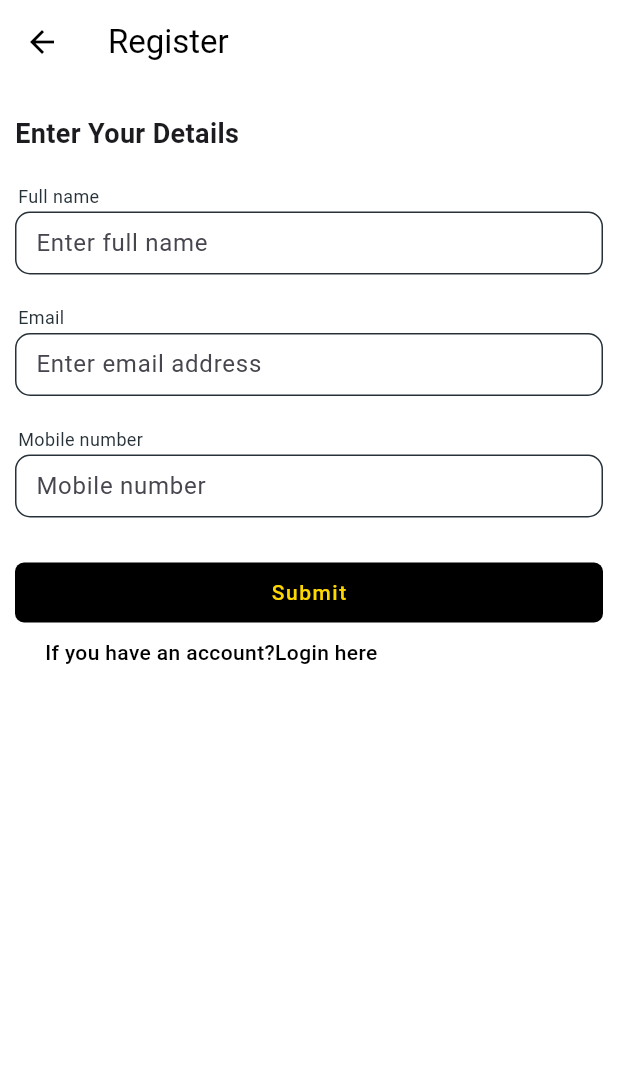
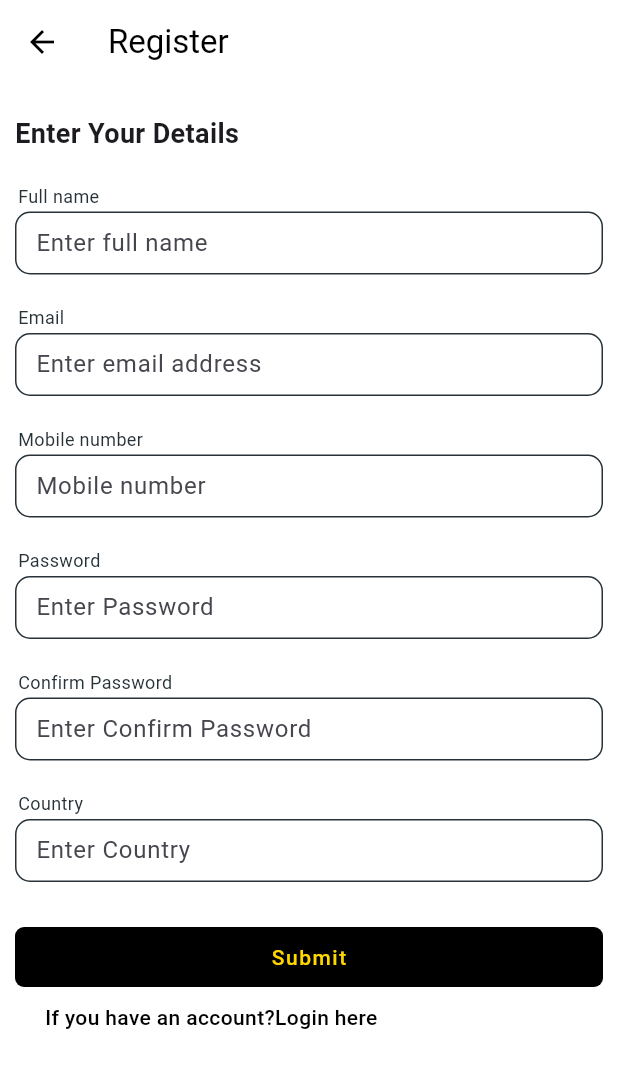
Before and after one commit to jiabhinav/scratch_card, a Flutter app: the screen it shows after launch, after a tap on "New User? Create Account", on a phone screen of 412 x 824 dp. Shown: the top 1068 px of the screen. Run offline on Flutter 3.47's test engine with Material 3 defaults, Android fonts, the phone set to English and light mode, and no system bars; our stand-ins replace carousel_slider, email_validator, flutter_platform_widgets, flutter_svg, fluttertoast, get and 4 more; missing offline and left inert: dart:ffi, flutter_neat_and_clean_calendar; network calls fail; project files that could hold a hidden picture were left out.

Commit message:
register

```diff
--- a/lib/auth/Register.dart
+++ b/lib/auth/Register.dart
@@ -2,35 +2,28 @@ import 'dart:convert';
 import 'dart:io';
 import 'package:flutter/cupertino.dart';
 import 'package:flutter/material.dart';
+import 'package:get/get.dart';
 import 'package:scrach_card/color/MyColor.dart';
+import 'package:scrach_card/src/controller/LoginController.dart';
 
 import '../model/model_login.dart';
 import '../model/model_otp.dart';
 import '../style/AppStyle.dart';
 import '../utill/Utility.dart';
 
-class Register extends StatefulWidget
-{
 
-  @override
-  _Register createState()=>_Register();
-
-}
-
-
- class _Register extends State<Register> {
+ class Register extends StatelessWidget {
    ModelOtp?_mdelLogin = null;
    ModelLogin?modelLogin = null;
+   final controller = Get.put(LoginController());
 
-   final businessname = TextEditingController();
-   final businessaddress = TextEditingController();
-   final businessemail = TextEditingController();
-   final businessnumber = TextEditingController();
+   final textName = TextEditingController();
+   final textEmail = TextEditingController();
+   final textMobile = TextEditingController();
+   final textPassword = TextEditingController();
 
-   final businessgst = TextEditingController();
-   final businespincode = TextEditingController();
-
-
+   final textConfirm = TextEditingController();
+   final textCountry = TextEditingController();
    late final textotp = TextEditingController();
    var otp = "";
    var typedoce = 1;
@@ -39,6 +32,7 @@ class Register extends StatefulWidget
    File?img_aadhar = null;
    var gsttext = "XXXXXXXXXX1212";
    var aadhartext = "XXXXXXX1234";
+
 
 
    @override
@@ -80,6 +74,7 @@ class Register extends StatefulWidget
                    width: double.maxFinite,
                    height: 42,
                    child: TextField(
+                     controller: textName,
                      keyboardType: TextInputType.text,
                      style: addressTextStyle(),
                      decoration: registerInputDecoration("Enter full name"),
@@ -98,6 +93,7 @@ class Register extends StatefulWidget
                    width: double.maxFinite,
                    height: 42,
                    child: TextField(
+                     controller: textEmail,
                      keyboardType: TextInputType.emailAddress,
                      style: addressTextStyle(),
                      decoration: registerInputDecoration("Enter email address"),
@@ -116,12 +112,70 @@ class Register extends StatefulWidget
                    width: double.maxFinite,
                    height: 42,
                    child: TextField(
-
+                     controller: textMobile,
                      keyboardType: TextInputType.number,
                      style: addressTextStyle(),
                      maxLength: 10,
                      buildCounter: null,
                      decoration: registerInputDecoration("Mobile number"),
+
+                   )
+               ),
+
+               Container(
+                 margin: const EdgeInsets.only(left: 2, top: 20),
+                 width: double.maxFinite,
+                 padding: const EdgeInsets.only(bottom: 2),
+                 child: addressText("Password"),
+               ),
+               Container(
+                   width: double.maxFinite,
+                   height: 42,
+                   child: TextField(
+                     controller: textPassword,
+                     style: addressTextStyle(),
+                     maxLength: 10,
+                     buildCounter: null,
+                     decoration: registerInputDecoration("Enter Password"),
+
+                   )
+               ),
+
+
+               Container(
+                 margin: const EdgeInsets.only(left: 2, top: 20),
+                 width: double.maxFinite,
+                 padding: const EdgeInsets.only(bottom: 2),
+                 child: addressText("Confirm Password"),
+               ),
+               Container(
+                   width: double.maxFinite,
+                   height: 42,
+                   child: TextField(
+                     controller: textConfirm,
+                     style: addressTextStyle(),
+                     maxLength: 10,
+                     buildCounter: null,
+                     decoration: registerInputDecoration("Enter Confirm Password"),
+
+                   )
+               ),
+
+               Container(
+                 margin: const EdgeInsets.only(left: 2, top: 20),
+                 width: double.maxFinite,
+                 padding: const EdgeInsets.only(bottom: 2),
+                 child: addressText("Country"),
+               ),
+               Container(
+                   width: double.maxFinite,
+                   height: 42,
+                   child: TextField(
+                     controller: textCountry,
+                     style: addressTextStyle(),
+                     maxLength: 10,
+                     buildCounter: null,
+                     decoration: registerInputDecoration("Enter Country"),
 
                    )
                ),
@@ -137,7 +191,9 @@ class Register extends StatefulWidget
                      color: MyColor.black,
                      borderRadius: BorderRadius.circular(6)),
                  child: TextButton(
-                   onPressed: () {},
+                   onPressed: () {
+                     submit(context);
+                   },
                    child: Text(
                      'Submit',
                      style: TextStyle(
@@ -177,4 +233,31 @@ class Register extends StatefulWidget
        }
      }
    }
+
+   submit(BuildContext context)
+   {
+     print("nameis====  "+ textName.text);
+     var param={
+       "name":textName.text,
+       "email":textEmail.text,
+       "mobile":textMobile.text,
+       "password":textPassword.text,
+       "c_password":textConfirm.text,
+       "country":textCountry.text,
+
+     };
+     controller.register(context,param);
+   }
+
+
+   getValue()
+   {
+     var user=controller.modelRegister;
+     if(user!=null)
+     print("userdateis"+user.message!);
+   }
+
+
+
+
  }
--- /dev/null
+++ b/lib/model/ModelLogin.dart
@@ -0,0 +1,55 @@
+class ModelLogin {
+  ModelLogin({
+      num? status,
+      Result? result,}){
+    _status = status;
+    _result = result;
+}
+
+  ModelLogin.fromJson(dynamic json) {
+    _status = json['status'];
+    _result = json['result'] != null ? Result.fromJson(json['result']) : null;
+  }
+  num? _status;
+  Result? _result;
+ModelLogin copyWith({  num? status,
+  Result? result,
+}) => ModelLogin(  status: status ?? _status,
+  result: result ?? _result,
+);
+  num? get status => _status;
+  Result? get result => _result;
+
+  Map<String, dynamic> toJson() {
+    final map = <String, dynamic>{};
+    map['status'] = _status;
+    if (_result != null) {
+      map['result'] = _result?.toJson();
+    }
+    return map;
+  }
+
+}
+
+class Result {
+  Result({
+      String? status,}){
+    _status = status;
+}
+
+  Result.fromJson(dynamic json) {
+    _status = json['status'];
+  }
+  String? _status;
+Result copyWith({  String? status,
+}) => Result(  status: status ?? _status,
+);
+  String? get status => _status;
+
+  Map<String, dynamic> toJson() {
+    final map = <String, dynamic>{};
+    map['status'] = _status;
+    return map;
+  }
+
+}
--- a/lib/src/HomePage.dart
+++ b/lib/src/HomePage.dart
@@ -29,6 +29,13 @@ import '../utill/Utility.dart';
     Future.delayed(Duration(seconds: 2),(){
       controller.getDashboard();
     });
+
+    Future.delayed(Duration(seconds: 2),(){
+      controller.getDashboard();
+    });
+
+
+
         return SingleChildScrollView(
           child:GetBuilder<Controller>(
             builder: (_) => controller.isLoading? SizedBox(
```
Also changed, not shown: lib/src/controller/LoginController.dart (+24 -7 lines), pubspec.lock.
